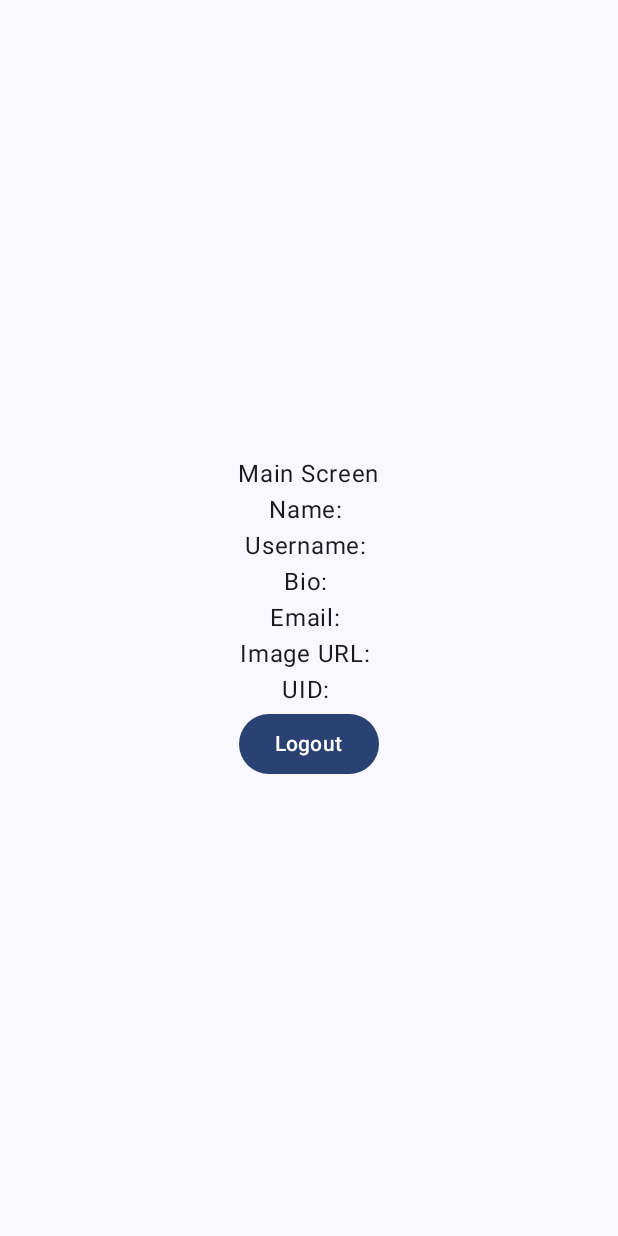
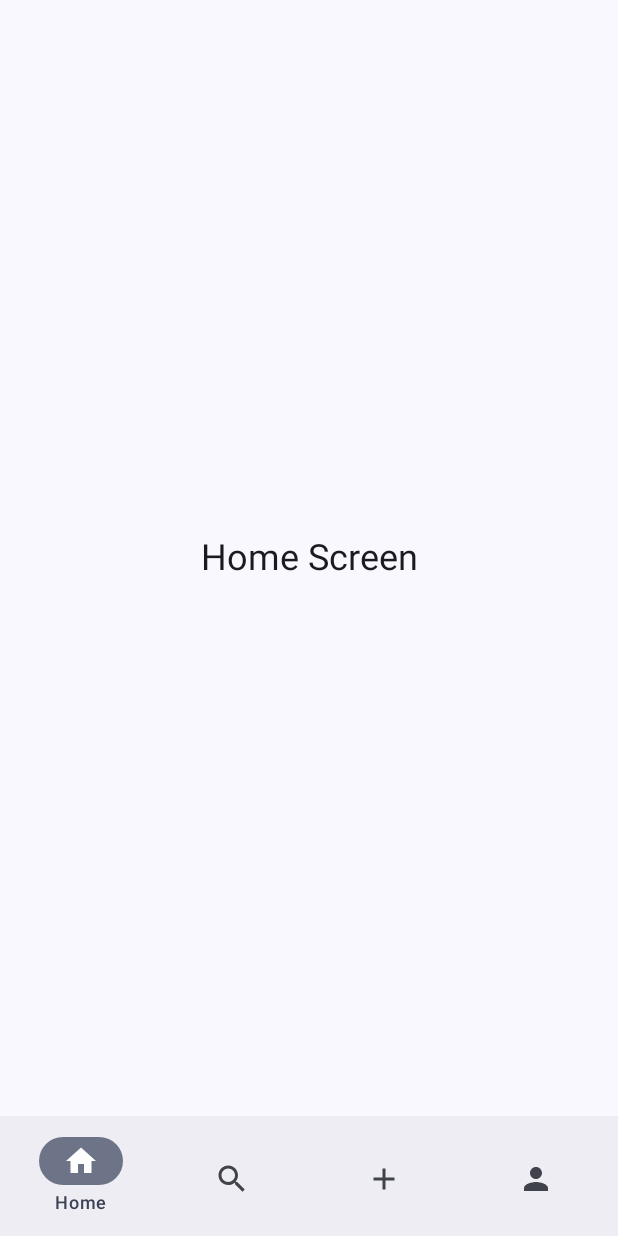
Before and after one commit to akshay-savaliya/ReThread, an Android app built with Jetpack Compose: the MainScreen screen opened through its navigation route, on a phone screen of 412 x 824 dp. Run offline under Robolectric (Android 15) with nearby library versions, the phone set to English and light mode, and no system bars; our stand-ins replace Dagger/Hilt's generated code, Firebase (no records; nobody signed in at launch, a user with empty details on screens opened directly).

Commit message:
feat: Implement Bottom Navigation Bar
This commit introduces a bottom navigation bar and placeholder screens for Home, Search, Add Thread, and Profile.

**Key Changes:**

*   **Bottom Navigation:**
    *   Created `MyBottomNavBar.kt` to define and manage the bottom navigation bar.
    *   Uses `BottomAppBar` and `NavigationBarItem` for Material Design styling.
    *   Created `BottomNavItem.kt` data class to represent navigation items (label, icon, route).
*   **Screens:**
    *   Created placeholder screens: `HomeScreen.kt`, `SearchScreen.kt`, `AddThreadScreen.kt`, `ProfileScreen.kt`. Each screen displays its name.
    *   Updated `MainScreen.kt` to use `Scaffold` and host the bottom navigation and its associated screens.
*   **Navigation:**
    *   Added new routes for Home, Search, Add Thread, and Profile to `Routes.kt`.
    *   Modified `NavGraph.kt`: `MainScreen` no longer takes a `navController` as it manages its own bottom navigation.
    *   The bottom navigation bar handles navigation between its own screens.
*   **Dependencies/Icons:**
    *   Implicitly uses Material icons (Home, Search, Add, Person) for the bottom navigation items.

```diff
--- a/app/src/main/java/com/ags/rethread/presentation/navigation/NavGraph.kt
+++ b/app/src/main/java/com/ags/rethread/presentation/navigation/NavGraph.kt
@@ -35,7 +35,7 @@ fun NavGraph(modifier: Modifier = Modifier) {
         }
 
         composable(route = Routes.Main.route) {
-            MainScreen(navController = navController)
+            MainScreen()
         }
     }
 }
--- a/app/src/main/java/com/ags/rethread/presentation/navigation/Routes.kt
+++ b/app/src/main/java/com/ags/rethread/presentation/navigation/Routes.kt
@@ -7,4 +7,9 @@ sealed class Routes(val route: String) {
     object Login : Routes("login_screen")
     object Register : Routes("register_screen")
     object Main : Routes("main_screen")
+
+    object Home : Routes("home_screen")
+    object AddThread : Routes("add_thread_screen")
+    object Search : Routes("search_screen")
+    object Profile : Routes("profile_screen")
 }
--- /dev/null
+++ b/app/src/main/java/com/ags/rethread/presentation/screen/bottomnav/BottomNavItem.kt
@@ -0,0 +1,9 @@
+package com.ags.rethread.presentation.screen.bottomnav
+
+import androidx.compose.ui.graphics.vector.ImageVector
+
+data class BottomNavItem(
+    val label: String,
+    val icon: ImageVector,
+    val route: String
+)
--- a/app/src/main/java/com/ags/rethread/presentation/screen/bottomnav/MainScreen.kt
+++ b/app/src/main/java/com/ags/rethread/presentation/screen/bottomnav/MainScreen.kt
@@ -1,51 +1,37 @@
 package com.ags.rethread.presentation.screen.bottomnav
 
-import androidx.compose.foundation.layout.Arrangement
-import androidx.compose.foundation.layout.Column
-import androidx.compose.foundation.layout.fillMaxSize
 import androidx.compose.foundation.layout.padding
-import androidx.compose.material3.Button
-import androidx.compose.material3.Text
+import androidx.compose.material3.Scaffold
 import androidx.compose.runtime.Composable
-import androidx.compose.runtime.collectAsState
-import androidx.compose.ui.Alignment
 import androidx.compose.ui.Modifier
-import androidx.compose.ui.unit.dp
-import androidx.hilt.navigation.compose.hiltViewModel
-import androidx.navigation.NavHostController
 import com.ags.rethread.presentation.navigation.Routes
-import com.ags.rethread.presentation.screen.auth.AuthViewModel
-import androidx.compose.runtime.getValue
+import androidx.navigation.compose.NavHost
+import androidx.navigation.compose.composable
+import androidx.navigation.compose.rememberNavController
+import com.ags.rethread.presentation.screen.addthread.AddThreadScreen
+import com.ags.rethread.presentation.screen.home.HomeScreen
+import com.ags.rethread.presentation.screen.profile.ProfileScreen
+import com.ags.rethread.presentation.screen.search.SearchScreen
 
 @Composable
-fun MainScreen(
-    navController: NavHostController,
-    viewModel: AuthViewModel = hiltViewModel()
-) {
+fun MainScreen() {
 
-    val userData by viewModel.userData.collectAsState()
+    val bottomNavController = rememberNavController()
 
-    Column(
-        modifier = Modifier.fillMaxSize().padding(16.dp),
-        horizontalAlignment = Alignment.CenterHorizontally,
-        verticalArrangement = Arrangement.Center
-    ) {
-        Text(text = "Main Screen")
-        Text(text = "Name: ${userData.name}")
-        Text(text = "Username: ${userData.username}")
-        Text(text = "Bio: ${userData.bio}")
-        Text(text = "Email: ${userData.email}")
-        Text(text = "Image URL: ${userData.imageUrl}")
-        Text(text = "UID: ${userData.uid}")
-        Button(
-            onClick = {
-                viewModel.logout()
-                navController.navigate(Routes.Auth.route) {
-                    popUpTo(Routes.Main.route) { inclusive = true }
-                }
-            }
+    Scaffold(
+        bottomBar = {
+            MyBottomNavBar(bottomNavController = bottomNavController)
+        }
+    ) { paddingValues ->
+        NavHost(
+            navController = bottomNavController,
+            startDestination = Routes.Home.route,
+            modifier = Modifier.padding(paddingValues)
         ) {
-            Text(text = "Logout")
+            composable(Routes.Home.route) { HomeScreen() }
+            composable(Routes.Search.route) { SearchScreen() }
+            composable(Routes.AddThread.route) { AddThreadScreen() }
+            composable(Routes.Profile.route) { ProfileScreen() }
         }
     }
 }
--- /dev/null
+++ b/app/src/main/java/com/ags/rethread/presentation/screen/bottomnav/MyBottomNavBar.kt
@@ -0,0 +1,51 @@
+package com.ags.rethread.presentation.screen.bottomnav
+
+import androidx.compose.material.icons.Icons
+import androidx.compose.material.icons.filled.Add
+import androidx.compose.material.icons.filled.Home
+import androidx.compose.material.icons.filled.Person
+import androidx.compose.material.icons.filled.Search
+import androidx.compose.material3.BottomAppBar
+import androidx.compose.material3.Icon
+import androidx.compose.material3.NavigationBarItem
+import androidx.compose.material3.Text
+import androidx.compose.runtime.Composable
+import androidx.navigation.NavHostController
+import androidx.navigation.compose.currentBackStackEntryAsState
+import com.ags.rethread.presentation.navigation.Routes
+
+@Composable
+fun MyBottomNavBar(bottomNavController: NavHostController) {
+
+    val bottomNavItemList = listOf<BottomNavItem>(
+        BottomNavItem(label = "Home", icon = Icons.Default.Home, route = Routes.Home.route),
+        BottomNavItem(label = "Search", icon = Icons.Default.Search, route = Routes.Search.route),
+        BottomNavItem(label = "Add Thread", icon = Icons.Default.Add, route = Routes.AddThread.route),
+        BottomNavItem(label = "Profile", icon = Icons.Default.Person, route = Routes.Profile.route)
+    )
+
+    val currentBackStackEntry = bottomNavController.currentBackStackEntryAsState()
+    val currentRoute = currentBackStackEntry.value?.destination?.route
+
+    BottomAppBar {
+        bottomNavItemList.forEach { item ->
+            NavigationBarItem(
+                selected = currentRoute == item.route,
+                onClick = {
+                    if (currentRoute != item.route) {
+                        bottomNavController.navigate(item.route) {
+                            popUpTo(bottomNavController.graph.startDestinationId) {
+                                saveState = true
+                            }
+                            launchSingleTop = true
+                            restoreState = true
+                        }
+                    }
+                },
+                icon = { Icon(imageVector = item.icon, contentDescription = item.label) },
+                label = { Text(text = item.label) },
+                alwaysShowLabel = false
+            )
+        }
+    }
+}
--- /dev/null
+++ b/app/src/main/java/com/ags/rethread/presentation/screen/home/HomeScreen.kt
@@ -0,0 +1,28 @@
+package com.ags.rethread.presentation.screen.home
+
+import androidx.compose.foundation.layout.Arrangement
+import androidx.compose.foundation.layout.Column
+import androidx.compose.foundation.layout.fillMaxSize
+import androidx.compose.foundation.layout.padding
+import androidx.compose.material3.MaterialTheme
+import androidx.compose.material3.Text
+import androidx.compose.runtime.Composable
+import androidx.compose.ui.Alignment
+import androidx.compose.ui.Modifier
+import androidx.compose.ui.unit.dp
+
+@Composable
+fun HomeScreen() {
+    Column(
+        modifier = Modifier
+            .fillMaxSize()
+            .padding(24.dp),
+        horizontalAlignment = Alignment.CenterHorizontally,
+        verticalArrangement = Arrangement.Center
+    ) {
+        Text(
+            text = "Home Screen",
+            style = MaterialTheme.typography.headlineSmall
+        )
+    }
+}
```
Also changed, not shown: app/src/main/java/com/ags/rethread/presentation/screen/addthread/AddThreadScreen.kt (added, +28 -0 lines), app/src/main/java/com/ags/rethread/presentation/screen/profile/ProfileScreen.kt (added, +28 -0 lines), app/src/main/java/com/ags/rethread/presentation/screen/search/SearchScreen.kt (added, +28 -0 lines).
